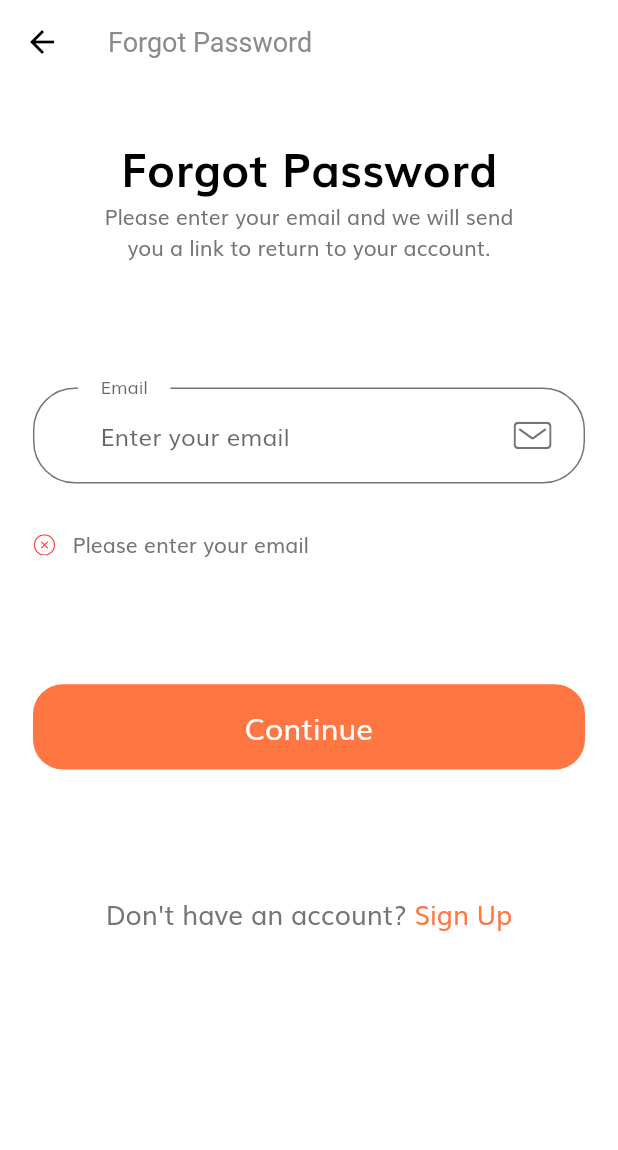
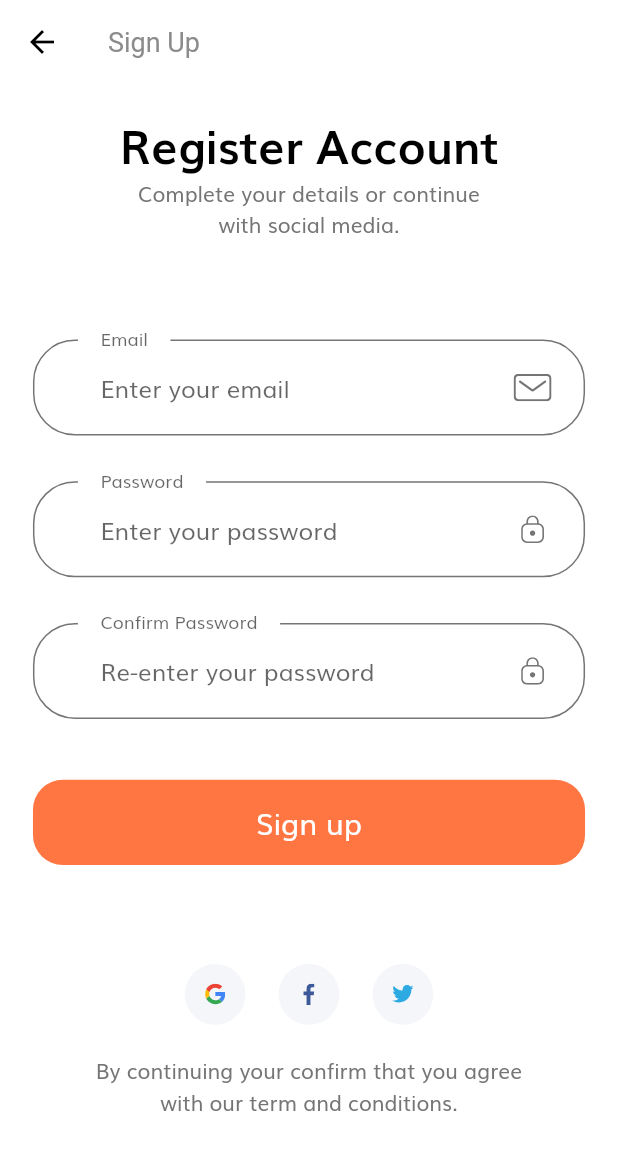
Before and after one commit to Maximgbb/e_commerce_app, a Flutter app: the ForgotPasswordScreen screen opened by its route, after a tap on "Continue", after a tap on "Sign Up", on a phone screen of 412 x 824 dp. Shown: the top 1150 px of the screen. Run offline on Flutter 3.47's test engine with Material 2 defaults, Android fonts, the phone set to English and light mode, and no system bars; our stand-ins replace flutter_svg.

Commit message:
SignUp page

```diff
--- a/lib/components/no_account_text.dart
+++ b/lib/components/no_account_text.dart
@@ -1,3 +1,4 @@
+import 'package:e_commerce_app/screens/sign_up/sign_up_screen.dart';
 import 'package:e_commerce_app/size_config.dart';
 import 'package:flutter/material.dart';
 
@@ -20,7 +21,7 @@ class NoAccountText extends StatelessWidget {
           ),
         ),
         GestureDetector(
-          onTap: () {},
+          onTap: () => Navigator.pushNamed(context, SignUpScreen.routeName),
           child: Text(
             'Sign Up',
             style: TextStyle(
--- a/lib/constants.dart
+++ b/lib/constants.dart
@@ -1,3 +1,4 @@
+import 'package:e_commerce_app/size_config.dart';
 import 'package:flutter/material.dart';
 
 const kPrimaryColor = Color(0xFFFF7643);
@@ -15,6 +16,13 @@ const kTextColor = Color(0xFF757575);
 
 const kAnimationDuration = Duration(milliseconds: 200);
 
+final headingStyle = TextStyle(
+  color: Colors.black,
+  fontWeight: FontWeight.bold,
+  fontSize: getProportionateScreenWidth(28.0),
+  height: 1.5,
+);
+
 //Form error
 final RegExp emailValidatorRegExp =
     RegExp(r"^[A-Za-z0-9.]+@[A-Za-z0-9.]+\.[A-Za-z]+");
--- a/lib/routes.dart
+++ b/lib/routes.dart
@@ -1,7 +1,7 @@
-
 import 'package:e_commerce_app/screens/forgot_password/forgot_password_screen.dart';
 import 'package:e_commerce_app/screens/login_success/login_success_screen.dart';
 import 'package:e_commerce_app/screens/sign_in/sign_in_screen.dart';
+import 'package:e_commerce_app/screens/sign_up/sign_up_screen.dart';
 import 'package:e_commerce_app/screens/splash/splash_screen.dart';
 import 'package:flutter/widgets.dart';
 
@@ -13,4 +13,5 @@ final Map<String, WidgetBuilder> routes = {
   SignInScreen.routeName: (context) => const SignInScreen(),
   ForgotPasswordScreen.routeName: (context) => const ForgotPasswordScreen(),
   LoginSuccessScreen.routeName: (context) => const LoginSuccessScreen(),
+  SignUpScreen.routeName: (context) => const SignUpScreen(),
 };
--- a/lib/screens/login_success/components/body.dart
+++ b/lib/screens/login_success/components/body.dart
@@ -23,12 +23,12 @@ class Body extends StatelessWidget {
             fontWeight: FontWeight.bold,
           ),
         ),
-        Spacer(),
+        const Spacer(),
         SizedBox(
           width: SizeConfig.screenWidth * 0.6,
           child: DefaultButton(text: 'Back to Home', press: () {}),
         ),
-        Spacer(),
+        const Spacer(),
       ],
     );
   }
--- a/lib/screens/sign_in/components/body.dart
+++ b/lib/screens/sign_in/components/body.dart
@@ -1,6 +1,6 @@
 import 'package:e_commerce_app/components/no_account_text.dart';
 import 'package:e_commerce_app/components/social_card.dart';
-import 'package:e_commerce_app/screens/sign_in/components/sign_form.dart';
+import 'package:e_commerce_app/screens/sign_in/components/sign_in_form.dart';
 import 'package:e_commerce_app/size_config.dart';
 import 'package:flutter/material.dart';
 
@@ -33,7 +33,7 @@ class Body extends StatelessWidget {
                   textAlign: TextAlign.center,
                 ),
                 SizedBox(height: SizeConfig.screenHeight * 0.08),
-                const SignForm(),
+                const SignInForm(),
                 SizedBox(height: SizeConfig.screenHeight * 0.08),
                 Row(
                   mainAxisAlignment: MainAxisAlignment.center,
--- /dev/null
+++ b/lib/screens/sign_up/components/body.dart
@@ -0,0 +1,58 @@
+import 'package:e_commerce_app/components/social_card.dart';
+import 'package:e_commerce_app/screens/sign_up/components/sign_up_form.dart';
+import 'package:e_commerce_app/size_config.dart';
+import 'package:flutter/material.dart';
+import '../../../constants.dart';
+
+class Body extends StatelessWidget {
+  const Body({Key? key}) : super(key: key);
+
+  @override
+  Widget build(BuildContext context) {
+    return SizedBox(
+      width: double.infinity,
+      child: SingleChildScrollView(
+        child: Column(
+          children: [
+            SizedBox(height: SizeConfig.screenHeight * 0.02),
+            Text(
+              'Register Account',
+              style: headingStyle,
+            ),
+            const Text(
+              'Complete your details or continue \nwith social media.',
+              textAlign: TextAlign.center,
+            ),
+            SizedBox(height: SizeConfig.screenHeight * 0.08),
+            const SignUpForm(),
+            SizedBox(height: SizeConfig.screenHeight * 0.08),
+            Row(
+              mainAxisAlignment: MainAxisAlignment.center,
+              children: [
+                SocialCard(
+                  icon: 'assets/icons/google-icon.svg',
+                  press: () {},
+                ),
+                SocialCard(
+                  icon: 'assets/icons/facebook-2.svg',
+                  press: () {},
+                ),
+                SocialCard(
+                  icon: 'assets/icons/twitter.svg',
+                  press: () {},
+                ),
+              ],
+            ),
+            SizedBox(
+              height: getProportionateScreenHeight(20.0),
+            ),
+            const Text(
+              'By continuing your confirm that you agree \nwith our term and conditions.',
+              textAlign: TextAlign.center,
+            )
+          ],
+        ),
+      ),
+    );
+  }
+}
--- /dev/null
+++ b/lib/screens/sign_up/components/sign_up_form.dart
@@ -0,0 +1,152 @@
+import 'package:e_commerce_app/components/custom_suffix_icon.dart';
+import 'package:e_commerce_app/components/default_button.dart';
+import 'package:e_commerce_app/components/form_error.dart';
+import 'package:flutter/material.dart';
+
+import '../../../constants.dart';
+import '../../../size_config.dart';
+
+class SignUpForm extends StatefulWidget {
+  const SignUpForm({Key? key}) : super(key: key);
+
+  @override
+  _SignUpFormState createState() => _SignUpFormState();
+}
+
+class _SignUpFormState extends State<SignUpForm> {
+  final _formKey = GlobalKey<FormState>();
+  late String email;
+  late String password;
+  late String confirmPassword;
+  final List<String> errors = [];
+
+  void addError({required String error}) {
+    if (!errors.contains(error)) {
+      setState(() => errors.add(error));
+    }
+  }
+
+  void removeError({required String error}) {
+    if (errors.contains(error)) {
+      setState(() => errors.remove(error));
+    }
+  }
+
+  @override
+  Widget build(BuildContext context) {
+    return Form(
+      key: _formKey,
+      child: Padding(
+        padding:
+            EdgeInsets.symmetric(horizontal: getProportionateScreenWidth(20.0)),
+        child: Column(
+          children: [
+            buildEmailFormField(),
+            SizedBox(height: getProportionateScreenHeight(30.0)),
+            buildPasswordFormField(),
+            SizedBox(height: getProportionateScreenHeight(30.0)),
+            buildConfirmPasswordFormField(),
+            FormError(errors: errors),
+            SizedBox(height: getProportionateScreenHeight(40.0)),
+            DefaultButton(
+              text: 'Sign up',
+              press: () {
+                if (_formKey.currentState!.validate()) {
+                  //Go to complete profile page
+                }
+              },
+            ),
+          ],
+        ),
+      ),
+    );
+  }
+
+  TextFormField buildEmailFormField() {
+    return TextFormField(
+      keyboardType: TextInputType.emailAddress,
+      onSaved: (newValue) => email = newValue!,
+      onChanged: (value) {
+        if (value.isNotEmpty) {
+          removeError(error: kEmailNullError);
+        } else if (emailValidatorRegExp.hasMatch(value)) {
+          removeError(error: kInvalidEmailError);
+        }
+      },
+      validator: (value) {
+        if (value!.isEmpty) {
+          addError(error: kEmailNullError);
+          return '';
+        } else if (!emailValidatorRegExp.hasMatch(value)) {
+          addError(error: kInvalidEmailError);
+          return '';
+        }
+      },
+      decoration: const InputDecoration(
+        labelText: 'Email',
+        hintText: 'Enter your email',
+        suffixIcon: CustomSuffixIcon(
+          svgIcon: 'assets/icons/Mail.svg',
+        ),
+      ),
+    );
+  }
+
+  TextFormField buildPasswordFormField() {
+    return TextFormField(
+      obscureText: true,
+      onSaved: (newValue) => password = newValue!,
+      onChanged: (value) {
+        if (value.isNotEmpty) {
+          removeError(error: kPassNullError);
+        } else if (value.length >= 8) {
+          removeError(error: kShortPassError);
+        }
+        password = value;
+      },
+      validator: (value) {
+        if (value!.isEmpty) {
+          addError(error: kPassNullError);
+          return '';
+        } else if (value.length < 8) {
+          addError(error: kShortPassError);
+          return '';
+        }
+      },
+      decoration: const InputDecoration(
+        labelText: 'Password',
+        hintText: 'Enter your password',
+        suffixIcon: CustomSuffixIcon(
+          svgIcon: 'assets/icons/Lock.svg',
+        ),
+      ),
+    );
+  }
+
+  TextFormField buildConfirmPasswordFormField() {
+    return TextFormField(
+      obscureText: true,
+      onSaved: (newValue) => confirmPassword = newValue!,
+      onChanged: (value) {
+        if (password == confirmPassword) {
+          removeError(error: kMatchPassError);
+        }
+      },
+      validator: (value) {
+        if (value!.isEmpty) {
+          return '';
+        } else if (password != confirmPassword) {
+          addError(error: kMatchPassError);
+          return '';
+        }
+      },
+      decoration: const InputDecoration(
+        labelText: 'Confirm Password',
+        hintText: 'Re-enter your password',
+        suffixIcon: CustomSuffixIcon(
+          svgIcon: 'assets/icons/Lock.svg',
+        ),
+      ),
+    );
+  }
+}
--- /dev/null
+++ b/lib/screens/sign_up/sign_up_screen.dart
@@ -0,0 +1,20 @@
+import 'package:flutter/material.dart';
+
+import 'components/body.dart';
+
+class SignUpScreen extends StatelessWidget {
+  static String routeName = '/sign_up ';
+  const SignUpScreen({Key? key}) : super(key: key);
+
+  @override
+  Widget build(BuildContext context) {
+    return Scaffold(
+      appBar: AppBar(
+        title: const Text(
+          'Sign Up',
+        ),
+      ),
+      body: const Body(),
+    );
+  }
+}
```
Also changed, not shown: lib/screens/sign_in/components/sign_in_form.dart (renamed from lib/screens/sign_in/components/sign_form.dart, +32 -39 lines), pubspec.yaml (+6 -12 lines), pubspec.lock.
